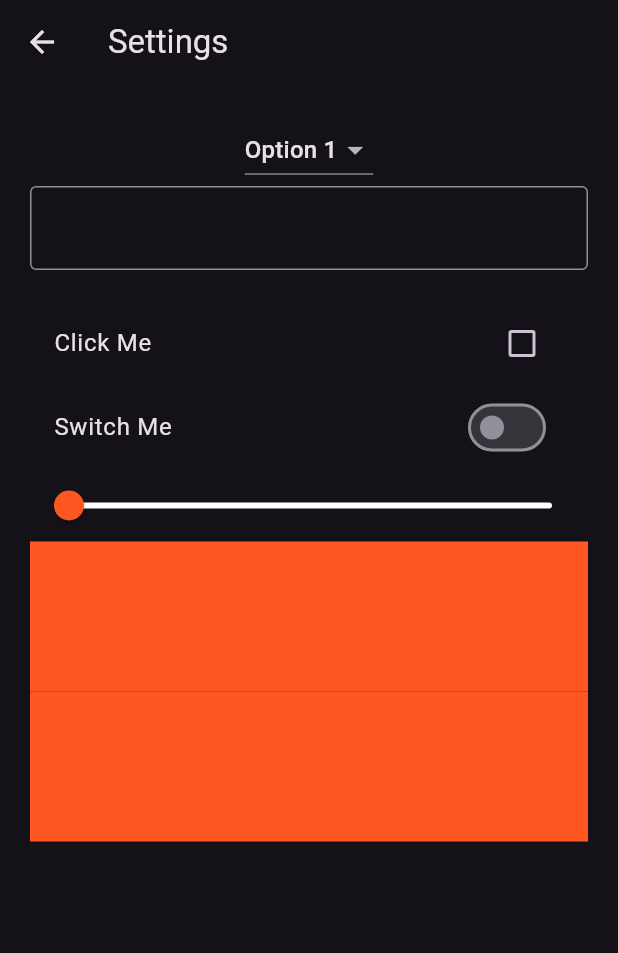
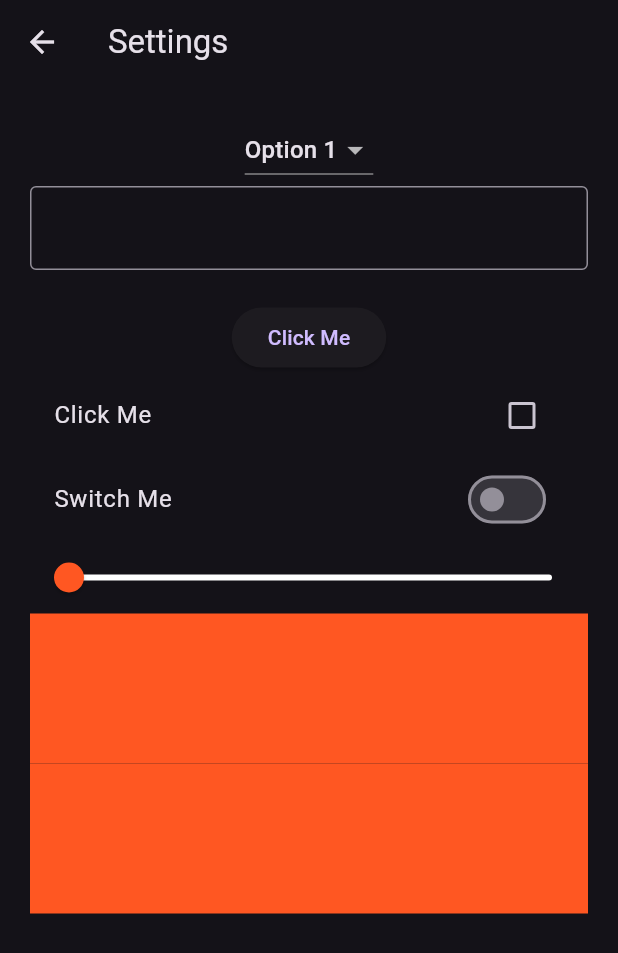
Before and after one commit to roya-zadran/flutterapp, a Flutter app: the screen it shows after launch, after a tap on "Login", after a tap on the "settings" icon, on a phone screen of 412 x 824 dp. Shown: the top 953 px of the screen. Run offline on Flutter 3.47's test engine with Material 3 defaults, Android fonts, the phone set to English and light mode, and no system bars.

Commit message:
SnackBar Widget
A widget to display a content at the bottom of scaffold.

```diff
--- a/lib/views/pages/settings_page.dart
+++ b/lib/views/pages/settings_page.dart
@@ -1,7 +1,9 @@
 import 'package:flutter/material.dart';
+import 'package:flutterapp/views/widgets/hero_widget.dart';
 
 class SettingsPage extends StatefulWidget {
   final String title;
+
   const SettingsPage({super.key, required this.title});
 
   @override
@@ -55,6 +57,20 @@ class _SettingsPageState extends State<SettingsPage> {
                 },
               ),
               Text(controller.text),
+              ElevatedButton(
+                onPressed: () {
+                  // SnackBar Widget display a small massage at the bottom of Scaffold.
+                  ScaffoldMessenger.of(context).showSnackBar(
+                    SnackBar(
+                      content: Image.asset('assets/images/bg.jpg'),
+                      duration: Duration(seconds: 2),
+                      behavior: SnackBarBehavior.floating,
+
+                    ),
+                  );
+                },
+                child: Text("Click Me"),
+              ),
               CheckboxListTile.adaptive(
                 title: Text("Click Me"),
                 value: isChecked,
--- a/lib/views/pages/welcome_page.dart
+++ b/lib/views/pages/welcome_page.dart
@@ -1,4 +1,5 @@
 import 'package:flutter/material.dart';
+import 'package:flutterapp/data/notifiers.dart';
 import 'package:flutterapp/views/widgets/hero_widget.dart';
 import 'package:flutterapp/views/widgets/widget_tree.dart';
 
@@ -16,6 +17,7 @@ class WelcomePage extends StatelessWidget {
           HeroWidget(),
             FilledButton(
               onPressed: () {
+                selectedPageNotifier.value = 0;
                 Navigator.pushReplacement(
                   context,
                   MaterialPageRoute(
--- a/lib/views/widgets/hero_widget.dart
+++ b/lib/views/widgets/hero_widget.dart
@@ -11,7 +11,11 @@ class HeroWidget extends StatelessWidget {
       // ClipRReact round each widget borders
       child: ClipRRect(
         borderRadius: BorderRadius.circular(20.0),
-        child: Image.asset("assets/images/download.jpg"),
+        child: Image.asset(
+          "assets/images/bg.jpg",
+          color: Colors.blue.shade600,
+          colorBlendMode: BlendMode.modulate,
+        ),
       ),
     );
   }
```
Also changed, not shown: assets/images/bg.jpg (added), assets/images/download.jpg (deleted).
